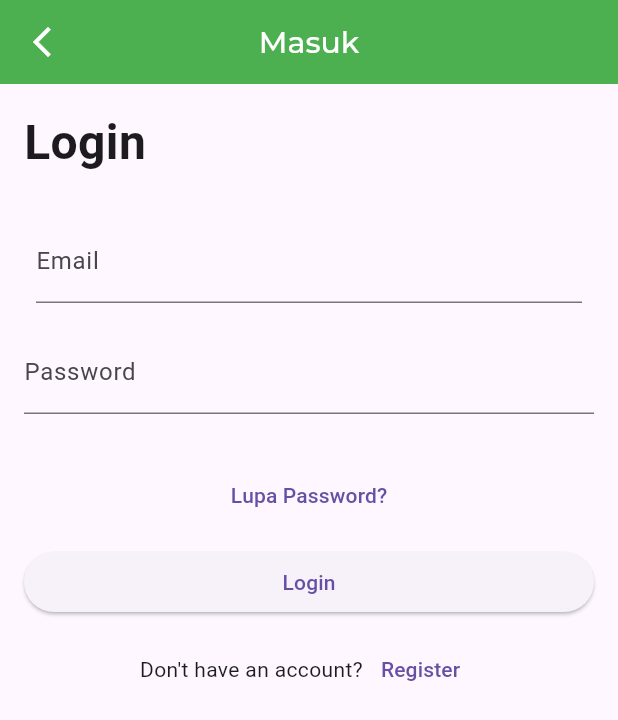
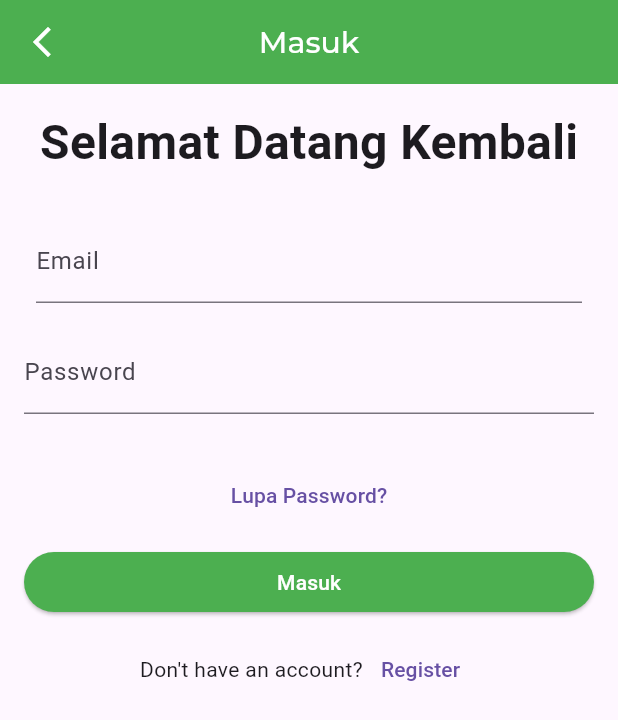
Before and after one commit to Dafrisu/TUBES_PPB, a Flutter app: the screen it shows after launch, after a tap on "Login", on a phone screen of 412 x 824 dp. Shown: the top 720 px of the screen. Run offline on Flutter 3.47's test engine with Material 3 defaults, Android fonts, the phone set to English and light mode, and no system bars; our stand-ins replace expandable_text, google_fonts; network calls fail.

Commit message:
Perbaiki landing dan login

```diff
--- a/lib/animation.dart
+++ b/lib/animation.dart
@@ -1,7 +1,8 @@
 import 'package:flutter/material.dart';
-// masih copas dari library flutter, ga jalan wak
-class CustomAppBar extends StatelessWidget {
-  const CustomAppBar({super.key});
+import 'package:tubes_ppb/landing.dart';
+
+class animation extends StatelessWidget {
+  const animation({super.key});
 
   @override
   Widget build(BuildContext context) {
--- a/lib/landing.dart
+++ b/lib/landing.dart
@@ -5,39 +5,53 @@ import 'package:tubes_ppb/register.dart';
 
 class landingPage extends StatefulWidget {
   const landingPage({super.key});
+
   @override
   landingPageState createState() => landingPageState();
 }
 
-class landingPageState extends State<landingPage>{
+class landingPageState extends State<landingPage> {
   @override
   Widget build(BuildContext context) {
     return Scaffold(
-      appBar: AppBar(
-        automaticallyImplyLeading: false,
-        backgroundColor: Colors.white,
-        centerTitle: true,
-        title: Text(
-          'Selamat Datang\nUMKMku',
-          style: GoogleFonts.montserrat(
-            fontSize: 20,
-            fontWeight: FontWeight.bold,
-            color: const Color.fromARGB(255, 0, 0, 0),
-          ),
-        ),
-      ),
       body: Center(
         child: Column(
+          mainAxisAlignment: MainAxisAlignment.center, // Center the content vertically
           children: [
+            const Icon(
+              Icons.business,
+              color: Colors.green,
+              size: 50, // Adjust the icon size as needed
+            ),
+            const SizedBox(height: 10), // Space between icon and text
+            Text(
+              'Selamat Datang',
+              style: GoogleFonts.montserrat(
+                fontSize: 24, // Adjust font size as needed
+                fontWeight: FontWeight.bold,
+                color: const Color.fromARGB(255, 0, 0, 0),
+              ),
+            ),
+            const Text(
+              'di UMKMku',
+              style: TextStyle(
+                fontSize: 24, // Adjust font size as needed
+                fontWeight: FontWeight.bold,
+                color: Color.fromARGB(255, 0, 0, 0),
+              ),
+            ),
+            const SizedBox(height: 20), // Space between text and image
             const Image(
               image: NetworkImage(
-                  'https://flutter.github.io/assets-for-api-docs/assets/widgets/owl.jpg'),
+                  'https://media.discordapp.net/attachments/1033607346213105794/1298866706478923786/image.png?ex=671b1f62&is=6719cde2&hm=62e059e2049d46f8dc4817cda75f861bd87a1c888576441f89cf04e2070ead9f&=&format=webp&quality=lossless&width=486&height=662'),
+              height: 150, // Set a smaller fixed height for the image
+              width: 150, // Set a smaller fixed width for the image
             ),
-            const SizedBox(height: 100),
+            const SizedBox(height: 70),
             ElevatedButton(
               style: ElevatedButton.styleFrom(
-                iconColor: Colors.green, // Button color
-                minimumSize: const Size(400, 50), // Width and height
+                backgroundColor: Colors.green,
+                minimumSize: const Size(400, 50),
               ),
               onPressed: () {
                 Navigator.push(
@@ -48,29 +62,28 @@ class landingPageState extends State<landingPage>{
                 );
               },
               child: Text('Login', style: GoogleFonts.montserrat(
-                fontSize: 20,
-                ),
-              ),
+                fontSize: 20, color: Colors.white
+              )),
             ),
-            const SizedBox(height: 10),
-           ElevatedButton(
+            const SizedBox(height: 10), // Space between buttons
+            ElevatedButton(
               style: ElevatedButton.styleFrom(
-                backgroundColor: Colors.green, // Button color
-                minimumSize: const Size(400, 50), // Width and height
+                backgroundColor: const Color.fromARGB(255, 255, 255, 255),
+                minimumSize: const Size(400, 50),
               ),
               onPressed: () {
                 Navigator.push(
                   context,
                   MaterialPageRoute(
-                    builder: (context) => const register  (),
+                    builder: (context) => const register(),
                   ),
                 );
               },
               child: Text('Register', style: GoogleFonts.montserrat(
-                fontSize: 20,
-                ),
-              ),
-           )
+                fontSize: 20, color: Colors.green,
+              )),
+            ),
+            const SizedBox(height: 20), // Space at the bottom
           ],
         ),
       ),
--- a/lib/login.dart
+++ b/lib/login.dart
@@ -41,8 +41,11 @@ class login extends StatelessWidget {
           child: Column(
             crossAxisAlignment: CrossAxisAlignment.stretch,
             children: <Widget>[
-              const Text('Login',
-                  style: TextStyle(fontSize: 32, fontWeight: FontWeight.bold)),
+
+              Center(
+                child: const Text('Selamat Datang Kembali',
+                    style: TextStyle(fontSize: 32, fontWeight: FontWeight.bold)),
+              ),
               const SizedBox(height: 20),
               Padding(
                 padding: const EdgeInsets.all(8.0),
@@ -82,6 +85,9 @@ class login extends StatelessWidget {
                 ),
               ),
               ElevatedButton(
+                style: ElevatedButton.styleFrom(
+                  backgroundColor: Colors.green,
+                ),
                 onPressed: () {
                   if (formKey.currentState?.validate() == true) {
                     Navigator.push(
@@ -92,7 +98,9 @@ class login extends StatelessWidget {
                     );
                   }
                 },
-                child: const Text('Login'),
+                child: const Text('Masuk', style: TextStyle(
+                  color: Colors.white
+                )),
               ),
               const SizedBox(height: 10),
               Row(
--- a/lib/main.dart
+++ b/lib/main.dart
@@ -1,6 +1,6 @@
 import 'package:flutter/material.dart';
 import 'package:tubes_ppb/landing.dart';
-import 'login.dart'; // Import login_page.dart
+import 'package:tubes_ppb/animation.dart';
 
 void main() {
   runApp(const MainApp());
@@ -12,8 +12,7 @@ class MainApp extends StatelessWidget {
   @override
   Widget build(BuildContext context) {
     return MaterialApp(
-      //landing page ato login page?
-      home: const landingPage(), // Halaman awal adalah LoginPage
+      home: const landingPage(),
     );
   }
 }
```
